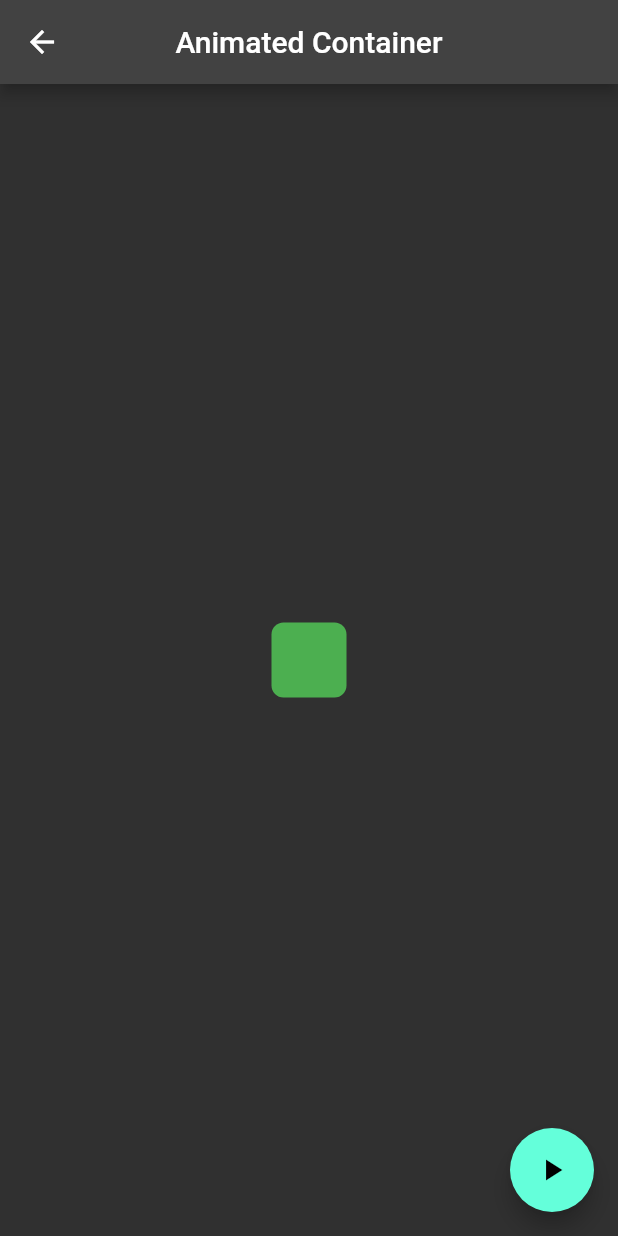
After one commit to DeijoseDevelop/proyecto_flutter_LSV, a Flutter app: the screen it shows after launch, after a tap on "Animated Container", on a phone screen of 412 x 824 dp. The commit adds this screen. Run offline on Flutter 3.47's test engine with Material 2 defaults, Android fonts, the phone set to English and light mode, and no system bars; network calls fail.

Commit message:
init second  week task

```diff
--- a/lib/src/routes/routes.dart
+++ b/lib/src/routes/routes.dart
@@ -8,6 +8,8 @@ import 'package:final_project_of_mobile/src/view/cont_page.dart';
 import 'package:final_project_of_mobile/src/view/gallery_view.dart';
 import 'package:final_project_of_mobile/src/view/alert_view.dart';
 import 'package:final_project_of_mobile/src/view/change_color.dart';
+import 'package:final_project_of_mobile/src/view/animated_container.dart';
+import 'package:final_project_of_mobile/src/view/activity_list_page.dart';
 
 
 Map<String, WidgetBuilder> getRoutes(){
@@ -19,5 +21,7 @@ Map<String, WidgetBuilder> getRoutes(){
     '/gallery': (BuildContext context) => const Gallery(),
     '/alert': (BuildContext context) => const AlertView(),
     '/changeColor': (BuildContext context) => const ChangeColor(),
+    '/animatedContainer': (BuildContext context) => const AnimatedContainerPage(),
+    '/lista': (BuildContext context) => const ActivityListPage(),
   };
 }
--- /dev/null
+++ b/lib/src/view/animated_container.dart
@@ -0,0 +1,52 @@
+import 'package:flutter/material.dart';
+import 'dart:math';
+
+class AnimatedContainerPage extends StatefulWidget {
+  const AnimatedContainerPage({Key? key}) : super(key: key);
+
+  @override
+  State<AnimatedContainerPage> createState() => _AnimatedContainerPageState();
+}
+
+class _AnimatedContainerPageState extends State<AnimatedContainerPage> {
+  double _width = 50.0;
+  double _height = 50.0;
+  Color _color = Colors.green;
+  BorderRadiusGeometry _borderRadius = BorderRadius.circular(8.0);
+
+  @override
+  Widget build(BuildContext context) {
+    return Scaffold(
+        appBar: AppBar(
+          title: const Text('Animated Container'),
+          centerTitle: true,
+        ),
+        body: Center(
+          child: AnimatedContainer(
+            duration: const Duration(milliseconds: 400),
+            curve: Curves.easeInOutCirc,
+            width: _width,
+            height: _height,
+            decoration: BoxDecoration(
+              borderRadius: _borderRadius,
+              color: _color,
+            ),
+          ),
+        ),
+        floatingActionButton: FloatingActionButton(
+          onPressed: _changeForm,
+          child: const Icon(Icons.play_arrow),
+        )
+    );
+  }
+
+  void _changeForm() {
+    setState(() {
+      _width = Random().nextInt(300).toDouble();
+      _height = Random().nextInt(300).toDouble();
+      _color = Color.fromRGBO(Random().nextInt(300), Random().nextInt(300),
+          Random().nextInt(300), 1);
+      _borderRadius = BorderRadius.circular(Random().nextInt(100).toDouble());
+    });
+  }
+}
--- a/lib/src/view/home_view.dart
+++ b/lib/src/view/home_view.dart
@@ -30,7 +30,7 @@ class HomeView extends StatelessWidget {
         ),
         ListTile(
           leading: const Icon(Icons.add_task),
-          title: const Text('Task Final'),
+          title: const Text('First Week Task'),
           onTap: () => Navigator.pushNamed(context, '/task'),
         ),
         ListTile(
@@ -48,6 +48,16 @@ class HomeView extends StatelessWidget {
           title: const Text('Change Color'),
           onTap: () => Navigator.pushNamed(context, '/changeColor'),
         ),
+        ListTile(
+          leading: const Icon(Icons.animation),
+          title: const Text('Animated Container'),
+          onTap: () => Navigator.pushNamed(context, '/animatedContainer'),
+        ),
+        ListTile(
+          leading: const Icon(Icons.list),
+          title: const Text('Second Week Task'),
+          onTap: () => Navigator.pushNamed(context, '/lista'),
+        ),
       ],
     );
   }
```
Also changed, not shown: lib/src/utils/alert.dart (added, +26 -0 lines), lib/src/utils/games.dart (added, +133 -0 lines), lib/src/view/activity_list_page.dart (added, +40 -0 lines), lib/src/view/change_color.dart (+18 -14 lines).
